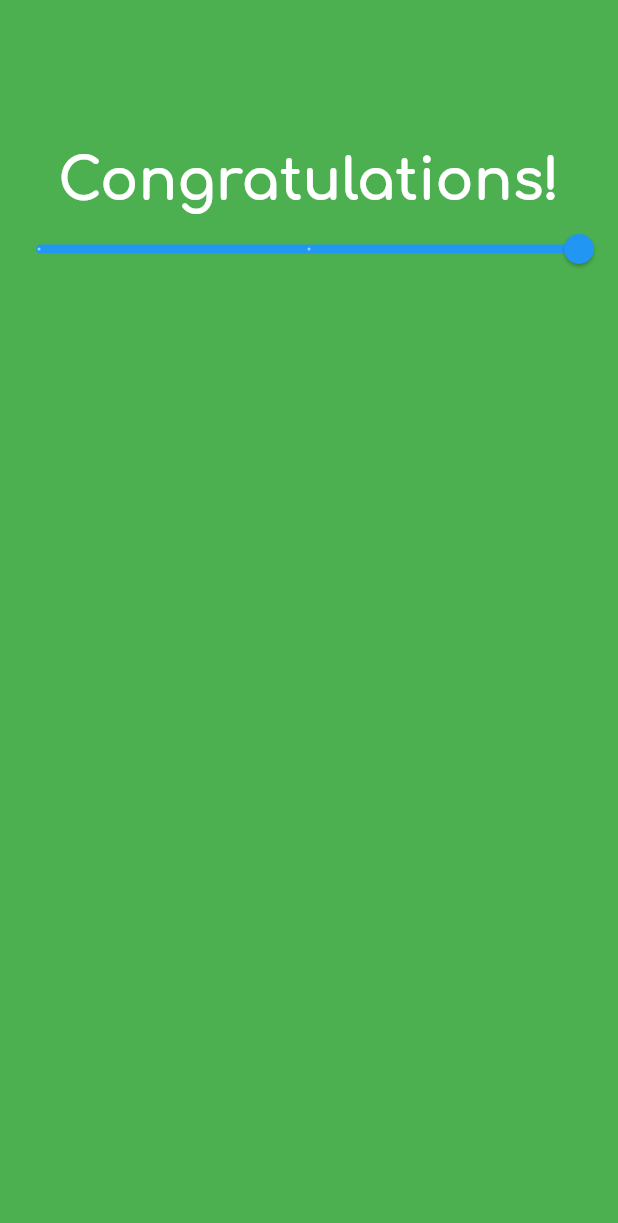
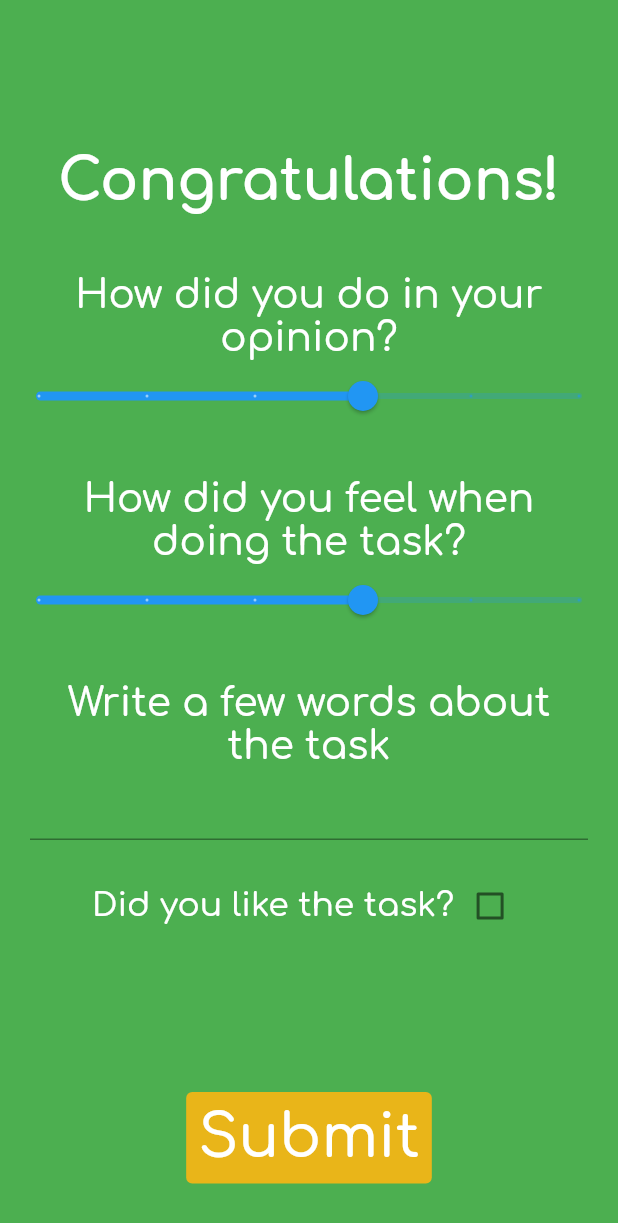
Before and after one commit to temevh/outhere, a Flutter app: the ReviewView screen opened directly, on a phone screen of 412 x 824 dp. Shown: the top 1223 px of the screen. Run offline on Flutter 3.47's test engine with Material 2 defaults, Android fonts, the phone set to English and light mode, and no system bars; our stand-ins replace google_fonts.

Commit message:
started to work on successView

```diff
--- /dev/null
+++ b/lib/widgets/reviewView/failure_forms.dart
@@ -0,0 +1,15 @@
+import 'package:flutter/material.dart';
+
+class FailureForm extends StatefulWidget {
+  const FailureForm({super.key});
+
+  @override
+  State<FailureForm> createState() => _FailureFormState();
+}
+
+class _FailureFormState extends State<FailureForm> {
+  @override
+  Widget build(BuildContext context) {
+    return Text("FAILURE VIEW");
+  }
+}
--- a/lib/widgets/reviewView/review_forms.dart
+++ /dev/null
@@ -1,29 +0,0 @@
-import 'package:flutter/material.dart';
-
-class ReviewForms extends StatefulWidget {
-  const ReviewForms({super.key});
-
-  @override
-  State<ReviewForms> createState() => _ReviewFormsState();
-}
-
-class _ReviewFormsState extends State<ReviewForms> {
-  double _currentSliderValue = 20;
-
-  @override
-  Widget build(BuildContext context) {
-    return Column(
-      children: [
-        Slider(
-            value: _currentSliderValue,
-            max: 10,
-            divisions: 2,
-            onChanged: (double value) {
-              setState(() {
-                _currentSliderValue = value;
-              });
-            })
-      ],
-    );
-  }
-}
--- a/lib/widgets/reviewView/review_view.dart
+++ b/lib/widgets/reviewView/review_view.dart
@@ -1,10 +1,14 @@
 import 'package:flutter/material.dart';
 import 'package:google_fonts/google_fonts.dart';
+import 'package:outhere/widgets/reviewView/failure_forms.dart';
 
-import 'package:outhere/widgets/reviewView/review_forms.dart';
+import 'package:outhere/widgets/reviewView/success_forms.dart';
 
 class ReviewView extends StatefulWidget {
-  const ReviewView({Key? key, required this.success}) : super(key: key);
+  const ReviewView({
+    Key? key,
+    required this.success,
+  }) : super(key: key);
   final bool success;
 
   @override
@@ -39,7 +43,8 @@ class _ReviewViewState extends State<ReviewView> {
               color: Colors.white,
             ),
           ),
-          const ReviewForms(),
+          //const ReviewForms(),
+          widget.success ? SuccessForm() : FailureForm(),
         ]),
       ),
     );
--- /dev/null
+++ b/lib/widgets/reviewView/success_forms.dart
@@ -0,0 +1,184 @@
+import 'package:flutter/material.dart';
+import 'package:google_fonts/google_fonts.dart';
+
+class SuccessForm extends StatefulWidget {
+  const SuccessForm({Key? key}) : super(key: key);
+
+  @override
+  State<SuccessForm> createState() => _SuccessFormState();
+}
+
+class _SuccessFormState extends State<SuccessForm> {
+  double _currentDoSliderValue = 5;
+  double _currentFeelSliderValue = 5;
+  String? _writtenPart = "";
+  bool _likedTask = false;
+
+  Map<double, String> sliderLabels = {
+    0: "Could have been better",
+    2: "I Can Overcome This!",
+    4: "I'm Making Progress!",
+    6: "I did OK",
+    8: "I did great",
+    10: "I did amazing!",
+  };
+
+  Map<double, String> sliderLabels2 = {
+    0: "Not so good",
+    2: "A bit anxious",
+    4: "It was alright",
+    6: "Mildly positive",
+    8: "Happy and engaged",
+    10: "Energized and enthusiastic!",
+  };
+
+  @override
+  Widget build(BuildContext context) {
+    final _formKey = GlobalKey<FormState>();
+    // * Editing Controller
+    final TextEditingController firstNameController = TextEditingController();
+
+    return Center(
+      child: Form(
+        key: _formKey,
+        child: Column(
+          children: [
+            Padding(
+              padding: const EdgeInsets.fromLTRB(14, 40, 14, 0),
+              child: Center(
+                child: Text(
+                  "How did you do in your opinion?",
+                  textAlign: TextAlign.center,
+                  style: GoogleFonts.comfortaa(
+                    textStyle: Theme.of(context).textTheme.displayLarge,
+                    fontSize: 26,
+                    fontWeight: FontWeight.w500,
+                    color: Colors.white,
+                  ),
+                ),
+              ),
+            ),
+            Slider(
+              value: _currentDoSliderValue,
+              min: 0,
+              max: 10,
+              divisions: 5,
+              label: sliderLabels[_currentDoSliderValue] ??
+                  _currentDoSliderValue.toString(),
+              onChanged: (double value) {
+                setState(() {
+                  _currentDoSliderValue = value;
+                });
+              },
+            ),
+            Padding(
+              padding: const EdgeInsets.fromLTRB(14, 30, 14, 0),
+              child: Center(
+                child: Text(
+                  "How did you feel when doing the task?",
+                  textAlign: TextAlign.center, // Align text in the center
+                  style: GoogleFonts.comfortaa(
+                    textStyle: Theme.of(context).textTheme.displayLarge,
+                    fontSize: 26,
+                    fontWeight: FontWeight.w500,
+                    color: Colors.white,
+                  ),
+                ),
+              ),
+            ),
+            Slider(
+              value: _currentFeelSliderValue,
+              min: 0,
+              max: 10,
+              divisions: 5,
+              label: sliderLabels2[_currentFeelSliderValue] ??
+                  _currentFeelSliderValue.toString(),
+              onChanged: (double value) {
+                setState(() {
+                  _currentFeelSliderValue = value;
+                });
+              },
+            ),
+            Padding(
+              padding: const EdgeInsets.fromLTRB(20, 30, 20, 0),
+              child: Center(
+                child: Column(
+                  children: [
+                    Text(
+                      "Write a few words about the task",
+                      textAlign: TextAlign.center,
+                      style: GoogleFonts.comfortaa(
+                        textStyle: Theme.of(context).textTheme.displayLarge,
+                        fontSize: 26,
+                        fontWeight: FontWeight.w500,
+                        color: Colors.white,
+                      ),
+                    ),
+                    TextFormField(
+                      controller: firstNameController,
+                      keyboardType: TextInputType.name,
+                      onSaved: (value) {
+                        firstNameController.text = value!;
+                      },
+                      textInputAction: TextInputAction.done,
+                    )
+                  ],
+                ),
+              ),
+            ),
+            Padding(
+              padding: const EdgeInsets.fromLTRB(14, 20, 14, 0),
+              child: Center(
+                child: Row(
+                  mainAxisAlignment: MainAxisAlignment.center,
+                  children: [
+                    Text(
+                      "Did you like the task?",
+                      style: GoogleFonts.comfortaa(
+                        textStyle: Theme.of(context).textTheme.displayLarge,
+                        fontSize: 22,
+                        fontWeight: FontWeight.w500,
+                        color: Colors.white,
+                      ),
+                    ),
+                    Checkbox(
+                      value: _likedTask,
+                      onChanged: (bool? value) {
+                        setState(() {
+                          _likedTask = value ?? false;
+                        });
+                      },
+                    ),
+                  ],
+                ),
+              ),
+            ),
+            Padding(
+              padding: const EdgeInsets.fromLTRB(14, 100, 14, 0),
+              child: TextButton(
+                onPressed: () {
+                  _writtenPart = firstNameController.text;
+                  print(_currentDoSliderValue);
+                  print(_currentFeelSliderValue);
+                  print(_writtenPart);
+                  print(_likedTask);
+                },
+                style: ElevatedButton.styleFrom(
+                    backgroundColor: Color.fromARGB(255, 233, 181, 25)),
+                child: Text(
+                  "Submit",
+                  style: GoogleFonts.comfortaa(
+                    textStyle: Theme.of(context).textTheme.displayLarge,
+                    fontSize: 40,
+                    fontWeight: FontWeight.w500,
+                    color: Colors.white,
+                  ),
+                ),
+              ),
+            )
+          ],
+        ),
+      ),
+    );
+  }
+}
```
